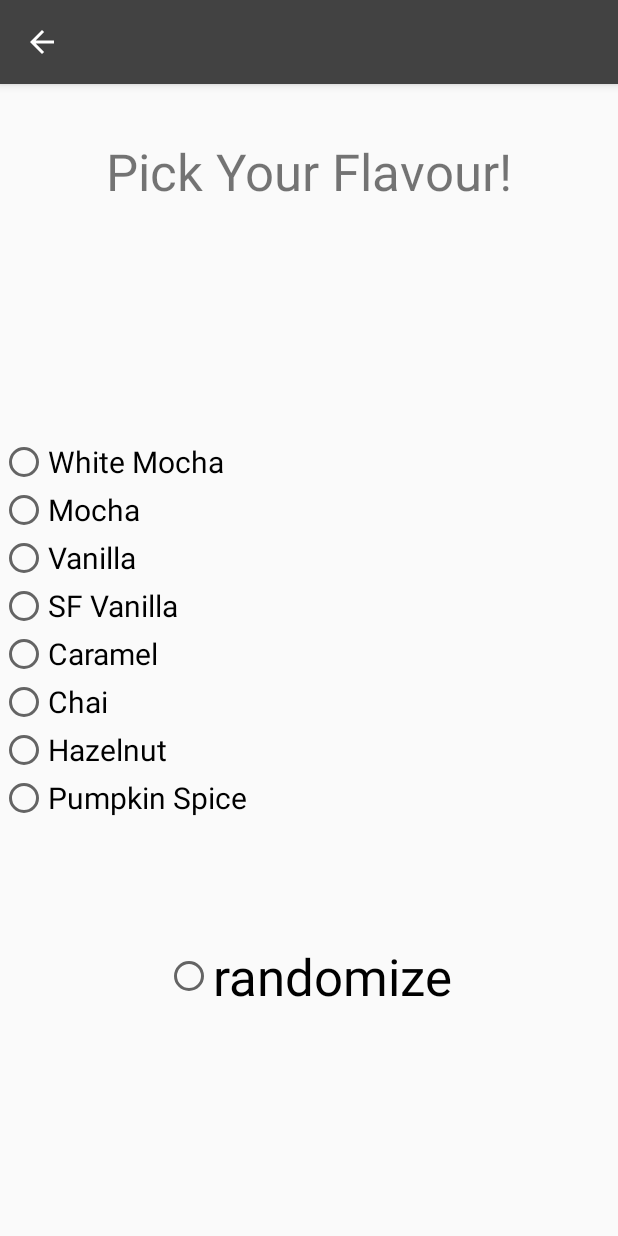
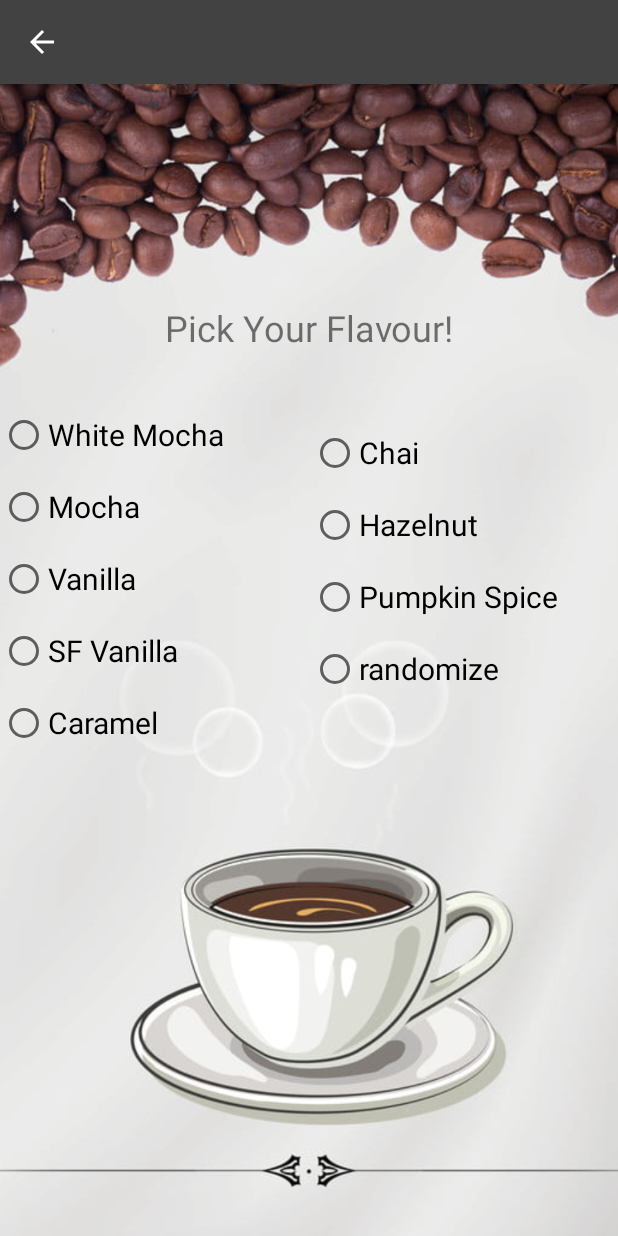
Before and after one commit to Hanover-CS/HC22-ChristyKeinsley-SeniorProject, an Android app: the syrupFlavours screen opened directly, with no data from a screen before it, on a phone screen of 412 x 824 dp. Run offline under Robolectric (Android 15) with nearby library versions, the phone set to English and light mode, and no system bars; Roboto replaces fonts that are not available here.

Commit message:
changed background for activity_syrup_flavours.xml

```diff
--- a/app/src/main/res/layout/activity_syrup_flavours.xml
+++ b/app/src/main/res/layout/activity_syrup_flavours.xml
@@ -7,6 +7,21 @@
     android:layout_height="match_parent"
     tools:context=".syrupFlavours">
 
+    <ImageView
+        android:id="@+id/choiceBackgrounds"
+        android:layout_width="fill_parent"
+        android:layout_height="fill_parent"
+        android:contentDescription="@string/this_is_the_background_for_the_choices"
+        android:scaleType="centerCrop"
+        android:src="@drawable/background_choices"
+        app:layout_constraintBottom_toBottomOf="parent"
+        app:layout_constraintEnd_toEndOf="parent"
+        app:layout_constraintHorizontal_bias="0.0"
+        app:layout_constraintStart_toStartOf="parent"
+        app:layout_constraintTop_toTopOf="parent"
+        app:layout_constraintVertical_bias="1.0"
+        tools:ignore="ImageContrastCheck" />
+
 
     <TextView
         android:id="@+id/pickYourFlavours"
@@ -14,31 +29,30 @@
         android:layout_height="wrap_content"
         android:fontFamily="@font/autour_one"
         android:text="@string/pick_your_flavour"
-        android:textSize="34sp"
+        android:textSize="24sp"
         app:layout_constraintBottom_toBottomOf="parent"
         app:layout_constraintEnd_toEndOf="parent"
         app:layout_constraintStart_toStartOf="parent"
         app:layout_constraintTop_toTopOf="parent"
-        app:layout_constraintVertical_bias="0.049" />
-
+        app:layout_constraintVertical_bias="0.199" />
 
     <RadioGroup
         android:id="@+id/flavoursRadioBtn"
-        android:layout_width="wrap_content"
-        android:layout_height="wrap_content"
-        android:layout_marginEnd="200dp"
+        android:layout_width="200dp"
+        android:layout_height="250dp"
+        android:layout_marginStart="40dp"
         app:layout_constraintBottom_toBottomOf="parent"
-        app:layout_constraintEnd_toEndOf="parent"
-        app:layout_constraintHorizontal_bias="0.0"
+        app:layout_constraintEnd_toStartOf="@+id/flavoursRadioBtn2"
         app:layout_constraintStart_toStartOf="parent"
         app:layout_constraintTop_toTopOf="parent"
-        app:layout_constraintVertical_bias="0.726">
+        app:layout_constraintVertical_bias="0.405">
 
         <RadioButton
             android:id="@+id/whiteMochaRbtn"
             android:layout_width="wrap_content"
             android:layout_height="wrap_content"
             android:fontFamily="@font/autour_one"
+            android:minHeight="48dp"
             android:onClick="onClickSyrupRadioButton"
             android:text="@string/white_mocha"
             android:textSize="20sp"
@@ -51,6 +65,7 @@
             android:layout_width="wrap_content"
             android:layout_height="wrap_content"
             android:fontFamily="@font/autour_one"
+            android:minHeight="48dp"
             android:onClick="onClickSyrupRadioButton"
             android:text="@string/mocha"
             android:textSize="20sp"
@@ -63,6 +78,7 @@
             android:layout_width="wrap_content"
             android:layout_height="wrap_content"
             android:fontFamily="@font/autour_one"
+            android:minHeight="48dp"
             android:onClick="onClickSyrupRadioButton"
             android:text="@string/vanilla"
             android:textSize="20sp"
@@ -75,6 +91,7 @@
             android:layout_width="wrap_content"
             android:layout_height="wrap_content"
             android:fontFamily="@font/autour_one"
+            android:minHeight="48dp"
             android:onClick="onClickSyrupRadioButton"
             android:text="@string/sf_vanilla"
             android:textSize="20sp"
@@ -87,6 +104,7 @@
             android:layout_width="wrap_content"
             android:layout_height="wrap_content"
             android:fontFamily="@font/autour_one"
+            android:minHeight="48dp"
             android:onClick="onClickSyrupRadioButton"
             android:text="@string/caramel"
             android:textSize="20sp"
@@ -94,11 +112,27 @@
             tools:layout_editor_absoluteX="94dp"
             tools:layout_editor_absoluteY="228dp" />
 
+    </RadioGroup>
+
+    <RadioGroup
+        android:id="@+id/flavoursRadioBtn2"
+        android:layout_width="200dp"
+        android:layout_height="200dp"
+        android:layout_marginStart="8dp"
+        android:layout_marginTop="245dp"
+        android:layout_marginEnd="45dp"
+        android:layout_marginBottom="370dp"
+        app:layout_constraintBottom_toBottomOf="parent"
+        app:layout_constraintEnd_toEndOf="parent"
+        app:layout_constraintStart_toEndOf="@+id/flavoursRadioBtn"
+        app:layout_constraintTop_toTopOf="@+id/choiceBackgrounds">
+
         <RadioButton
             android:id="@+id/chaiRbtn"
             android:layout_width="wrap_content"
             android:layout_height="wrap_content"
             android:fontFamily="@font/autour_one"
+            android:minHeight="48dp"
             android:onClick="onClickSyrupRadioButton"
             android:text="@string/chai"
             android:textSize="20sp"
@@ -111,6 +145,7 @@
             android:layout_width="wrap_content"
             android:layout_height="wrap_content"
             android:fontFamily="@font/autour_one"
+            android:minHeight="48dp"
             android:onClick="onClickSyrupRadioButton"
             android:text="@string/hazelnut"
             android:textSize="20sp"
@@ -123,6 +158,7 @@
             android:layout_width="wrap_content"
             android:layout_height="wrap_content"
             android:fontFamily="@font/autour_one"
+            android:minHeight="48dp"
             android:onClick="onClickSyrupRadioButton"
             android:text="@string/pumpkin_spice"
             android:textSize="20sp"
@@ -134,19 +170,15 @@
             android:id="@+id/randomSyrupRbtn"
             android:layout_width="wrap_content"
             android:layout_height="wrap_content"
-            android:layout_marginStart="110dp"
-            android:layout_marginTop="80dp"
-            android:layout_marginEnd="110dp"
-            android:layout_marginBottom="62dp"
             android:fontFamily="@font/autour_one"
+            android:minHeight="48dp"
             android:onClick="onClickSyrupRadioButton"
             android:text="@string/randomize"
-            android:textSize="34sp"
+            android:textSize="20sp"
             app:layout_constraintBottom_toBottomOf="parent"
             app:layout_constraintEnd_toEndOf="parent"
             app:layout_constraintStart_toStartOf="parent"
             tools:ignore="OnClick,UsingOnClickInXml" />
-
     </RadioGroup>
 
 </androidx.constraintlayout.widget.ConstraintLayout>
```
